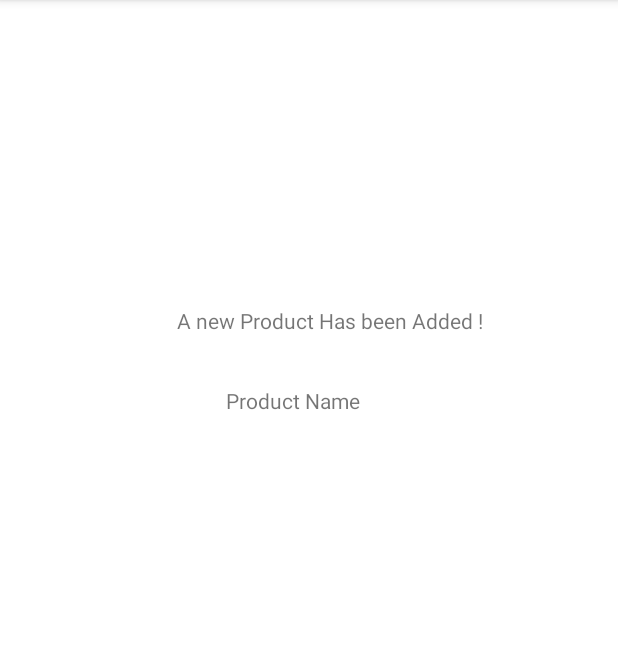
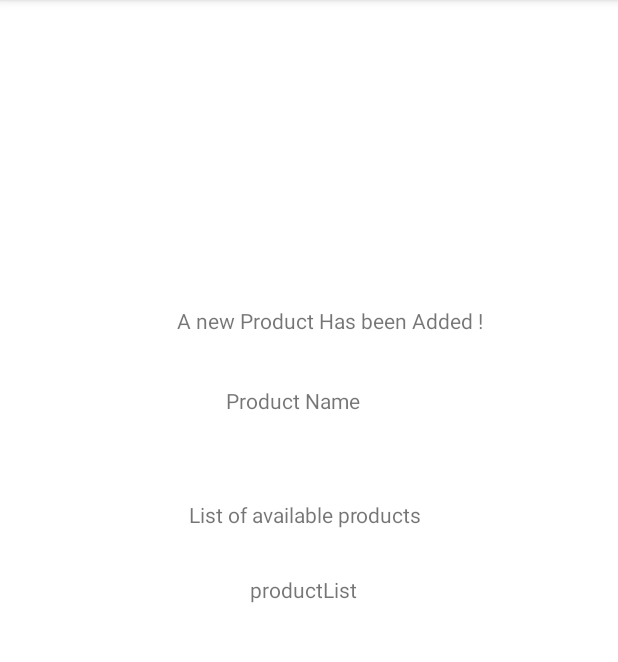
Before and after one commit to vkmguy/smb, an Android app: the screen it shows after launch (MainActivity), on a phone screen of 412 x 824 dp, the part 84-746 px from its top. Run offline under Robolectric (Android 15) with nearby library versions, the light colour scheme and no system bars; 2 statements that could not run were skipped.

Commit message:
resolved: issue to click which navigates the page back to the caller application

```diff
--- a/ShoppingList/app/src/main/java/com/pjait/shopping/ui/shoppingList/ProductListActivity.kt
+++ b/ShoppingList/app/src/main/java/com/pjait/shopping/ui/shoppingList/ProductListActivity.kt
@@ -22,6 +22,7 @@ import com.pjait.shopping.adapter.ShoppingItemAdapter
 import com.pjait.shopping.data.db.entity.ShoppingItem
 import com.pjait.shopping.databinding.ActivityShoppingBinding
 import kotlinx.coroutines.launch
+import java.util.ArrayList
 
 
 class ProductListActivity : AppCompatActivity() {
@@ -50,6 +51,8 @@ class ProductListActivity : AppCompatActivity() {
             })
 
         binding.rvShoppingItems.adapter = shoppingAdapter
+
+        val itemList = viewModel.allItem.value?.map{ o -> o.name}
         binding.fab.setOnClickListener{
             AddShoppingItemDialogue(this,
             object: AddDialogueListener{
@@ -59,6 +62,9 @@ class ProductListActivity : AppCompatActivity() {
                         .also{
                         it.component = ComponentName("com.pjait.shoppinglisteditor", "com.pjait.shoppinglisteditor.ShoppingListReceiver")
                         it.putExtra("newItem",item.name)
+                            it.putStringArrayListExtra("productList",
+                                itemList as ArrayList<String>?
+                            )
                         it.addFlags(Intent.FLAG_INCLUDE_STOPPED_PACKAGES)
                     }
                     sendBroadcast(i)
--- a/ShoppingListEditor/app/src/main/java/com/pjait/shoppinglisteditor/MainActivity.kt
+++ b/ShoppingListEditor/app/src/main/java/com/pjait/shoppinglisteditor/MainActivity.kt
@@ -23,6 +23,7 @@ class MainActivity : AppCompatActivity() {
         shoppingListReceiver = ShoppingListReceiver()
         setContentView(binding.root)
         binding.tvProductName.text  = intent.getStringExtra("newItem").toString()
+        binding.tvProductList.text = intent.getStringArrayListExtra("productList").toString()
         createChannel(this, channelId, channelName)
     }
 
--- a/ShoppingListEditor/app/src/main/java/com/pjait/shoppinglisteditor/NotificationService.kt
+++ b/ShoppingListEditor/app/src/main/java/com/pjait/shoppinglisteditor/NotificationService.kt
@@ -1,6 +1,7 @@
 package com.pjait.shoppinglisteditor
 
 import android.app.*
+import android.content.ComponentName
 import android.content.Context
 import android.content.Intent
 import android.content.pm.ApplicationInfo
@@ -18,7 +19,8 @@ class NotificationService : Service() {
     override fun onStartCommand(intent: Intent, flags: Int, startId: Int): Int {
         val input = intent.getStringExtra("newItem")
 //        val launchIntent = packageManager.getLaunchIntentForPackage("com.pjait.shopping.ui.shoppingList")
-        val notificationIntent = Intent(this, MainActivity::class.java).also {
+        val notificationIntent = Intent().also {
+            it.component = ComponentName("com.pjait.shopping.ui.shoppingList", "ProductListActivity")
             it.putExtra("newItem", input)
         }
         val pendingIntent = PendingIntent.getActivity(
--- a/ShoppingListEditor/app/src/main/java/com/pjait/shoppinglisteditor/ShoppingListReceiver.kt
+++ b/ShoppingListEditor/app/src/main/java/com/pjait/shoppinglisteditor/ShoppingListReceiver.kt
@@ -4,15 +4,18 @@ import android.content.BroadcastReceiver
 import android.content.Context
 import android.content.Intent
 import android.widget.Toast
+import java.util.ArrayList
 
 class ShoppingListReceiver : BroadcastReceiver() {
     private val channelId = "channel1"
     override fun onReceive(context: Context, intent: Intent) {
         // This method is called when the BroadcastReceiver is receiving an Intent broadcast.
         val itemName = intent.getStringExtra("newItem")
+        val productList = intent.getStringArrayListExtra("productList")
         Toast.makeText(context,"Data: $itemName", Toast.LENGTH_SHORT).show()
         val notificationServiceIntent = Intent(context, NotificationService::class.java).also {
             it.putExtra("newItem",itemName)
+            it.putStringArrayListExtra("productList", productList)
         }
         context.startService(notificationServiceIntent)
     }
--- a/ShoppingListEditor/app/src/main/res/layout/activity_main.xml
+++ b/ShoppingListEditor/app/src/main/res/layout/activity_main.xml
@@ -31,4 +31,33 @@
         app:layout_constraintEnd_toEndOf="parent"
         app:layout_constraintStart_toStartOf="parent"
         app:layout_constraintTop_toBottomOf="@+id/tvProdocutTitle" />
+
+    <TextView
+        android:id="@+id/tvProductListTitle"
+        android:layout_width="wrap_content"
+        android:layout_height="wrap_content"
+        android:layout_marginStart="100dp"
+        android:layout_marginTop="47dp"
+        android:layout_marginEnd="105dp"
+        android:layout_marginBottom="406dp"
+        android:text="@string/list_of_available_products"
+        app:layout_constraintBottom_toBottomOf="parent"
+        app:layout_constraintEnd_toEndOf="parent"
+        app:layout_constraintStart_toStartOf="parent"
+        app:layout_constraintTop_toBottomOf="@+id/tvProductName" />
+
+    <TextView
+        android:id="@+id/tvProductList"
+        android:layout_width="wrap_content"
+        android:layout_height="wrap_content"
+        android:layout_marginStart="166dp"
+        android:layout_marginTop="26dp"
+        android:layout_marginEnd="174dp"
+        android:layout_marginBottom="361dp"
+        android:text="@string/productlist"
+        app:layout_constraintBottom_toBottomOf="parent"
+        app:layout_constraintEnd_toEndOf="parent"
+        app:layout_constraintStart_toStartOf="parent"
+        app:layout_constraintTop_toBottomOf="@+id/tvProductListTitle" />
+
 </androidx.constraintlayout.widget.ConstraintLayout>
--- a/ShoppingListEditor/app/src/main/res/values/strings.xml
+++ b/ShoppingListEditor/app/src/main/res/values/strings.xml
@@ -2,4 +2,6 @@
     <string name="app_name">ShoppingListEditor</string>
     <string name="a_new_product_has_been_added">A new Product Has been Added !</string>
     <string name="product_name">Product Name</string>
+    <string name="list_of_available_products">List of available products</string>
+    <string name="productlist">productList</string>
 </resources>
```
